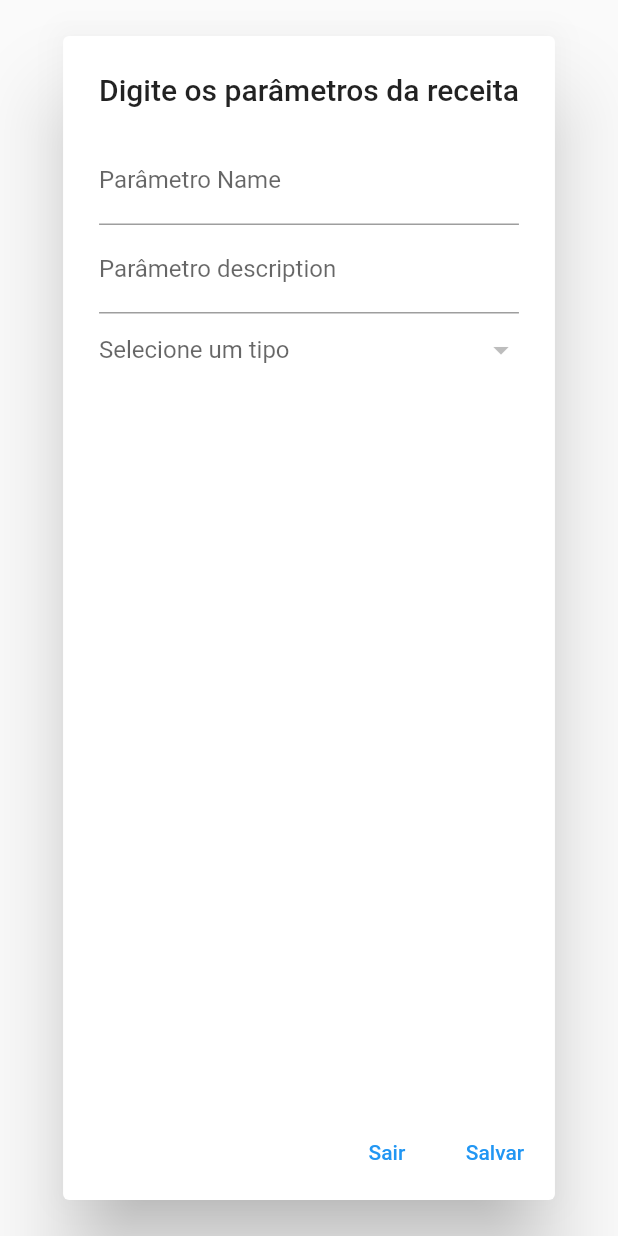
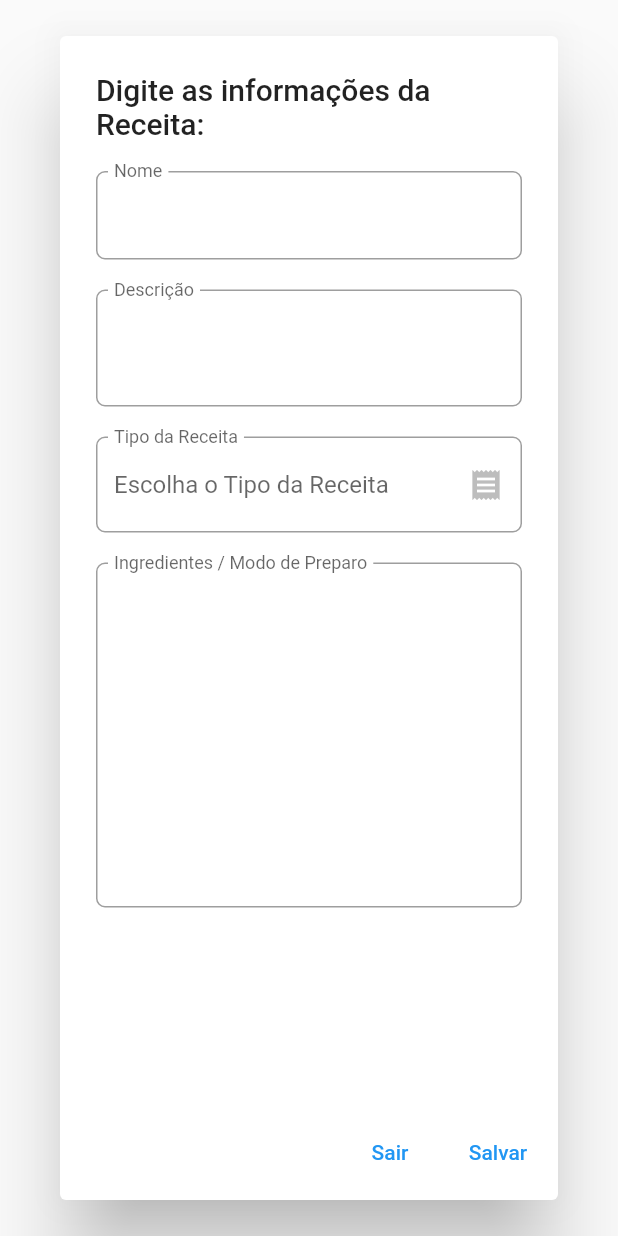
Before and after one commit to MatheusChristmann/baitafome, a Flutter app: the AddRecipeDialog widget shown alone on an empty page, opened directly, on a phone screen of 412 x 824 dp. Run offline on Flutter 3.47's test engine with Material 2 defaults, Android fonts, the light colour scheme and no system bars; our stand-ins replace floor, sqflite; missing offline and left inert: window_manager; accounts and stored records are empty; generated files the repository leaves out were written again.

Commit message:
#Customizando tela de adição de Receitas

```diff
--- a/lib/pages/addrecipe.dart
+++ b/lib/pages/addrecipe.dart
@@ -4,6 +4,7 @@ import 'package:baitafome/models/type.dart';
 import 'package:baitafome/main.dart';
 import 'package:baitafome/pages/mainpage.dart';
 import '../dao/database.dart';
+import 'package:flutter/services.dart';
 
 class AddRecipeDialog extends StatefulWidget {
   @override
@@ -13,11 +14,9 @@ class AddRecipeDialog extends StatefulWidget {
 class _AddRecipeDialogState extends State<AddRecipeDialog> {
   List<Type>? allowedTypes;
 
-  // Controller para o nome da receita
   final TextEditingController nameController = TextEditingController();
-
-// Controller para a descrição da receita
   final TextEditingController descriptionController = TextEditingController();
+  final TextEditingController ingredientsController = TextEditingController();
 
 // Objeto Type selecionado
   Type? selectedType;
@@ -29,8 +28,7 @@ class _AddRecipeDialogState extends State<AddRecipeDialog> {
   }
 
   Future<void> loadAllowedTypes() async {
-    final database =
-        await $FloorAppDatabase.databaseBuilder('baitafome.db').build();
+    final database = await $FloorAppDatabase.databaseBuilder('baitafome.db').build();
     final typeDao = database.typeDao;
     allowedTypes = await typeDao.findAllTypes();
     setState(() {});
@@ -43,21 +41,60 @@ class _AddRecipeDialogState extends State<AddRecipeDialog> {
     }
 
     return AlertDialog(
-      title: Text('Digite os parâmetros da receita'),
-      content: Column(
+      title: Text('Digite as informações da Receita:'),
+      content:  Container(
+        width: 540,
+        height: 600,
+        child: Column(
         children: [
+
           TextField(
             controller: nameController,
-            decoration: InputDecoration(labelText: 'Parâmetro Name'),
+            maxLength: 30,
+            maxLines: 1,
+            decoration: InputDecoration(
+              labelText: 'Nome',
+              floatingLabelBehavior: FloatingLabelBehavior.always,
+              counter: SizedBox.shrink(),
+              border: OutlineInputBorder(
+                borderRadius: BorderRadius.circular(6),
               ),
+            ),
+          ),
+
+          SizedBox(height: 20),
+
           TextField(
             controller: descriptionController,
-            decoration: InputDecoration(labelText: 'Parâmetro description'),
+            maxLines: 2,
+            maxLength: 100,
+            decoration: InputDecoration(
+              labelText: 'Descrição',
+              floatingLabelBehavior: FloatingLabelBehavior.always, // Mantém o rótulo fixo na parte superior
+              counter: SizedBox.shrink(),
+              border: OutlineInputBorder(
+                borderRadius: BorderRadius.circular(6),
               ),
+            ),
+            inputFormatters: [
+              FilteringTextInputFormatter.deny('\n'), // Bloqueia a entrada da tecla "Enter"
+            ],
+          ),
+
+          SizedBox(height: 20),
+
           SizedBox(
             width: double.infinity,
-              child: DropdownButton<Type>(
-                hint: Text('Selecione um tipo'),
+            child: DropdownButtonFormField<Type>(
+              isExpanded: true,
+              icon: const Icon(Icons.receipt),
+              hint: Text('Escolha o Tipo da Receita'),
+              decoration: InputDecoration(
+                label: Text('Tipo da Receita'),
+                border: OutlineInputBorder(
+                  borderRadius: BorderRadius.circular(6),
+                )
+              ),
               value: selectedType,
               onChanged: (Type? value) {
                 setState(() {
@@ -70,29 +107,44 @@ class _AddRecipeDialogState extends State<AddRecipeDialog> {
                   child: Text(type.description),
                 );
               }).toList(),
-                isExpanded: true,
-                underline: Container(), //Tira a linha de baixo
-              ))
+            )
+          ),
+
+          SizedBox(height: 20),
+
+          TextField(
+            controller: ingredientsController,
+            maxLines: 10,
+            maxLength: 1000,
+            decoration: InputDecoration(
+              labelText: 'Ingredientes / Modo de Preparo',
+              floatingLabelBehavior: FloatingLabelBehavior.always,
+              counter: SizedBox.shrink(),
+              border: OutlineInputBorder(
+                borderRadius: BorderRadius.circular(6),
+              ),
+            ),
+          ),
         ],
+      ),
       ),
       actions: [
         TextButton(
           child: Text('Sair'),
-          onPressed: () {
+          onPressed: (){
             Navigator.of(context).pop();
           },
         ),
         TextButton(
           child: Text('Salvar'),
           onPressed: () {
-            if (selectedType != null &&
-                descriptionController != '' &&
-                nameController != '') {
-              print('Parâmetro 1: ${nameController.text}');
-              print('Parâmetro 2: ${descriptionController.text}');
-              print('Parâmetro 3: ${selectedType!.id}');
-            } else {
-              print('Falta algum parametro');
+            if (selectedType != null && descriptionController.text.isNotEmpty && nameController.text.isNotEmpty) {
+              ScaffoldMessenger.of(context).showSnackBar(
+                SnackBar(
+                  content: Text('Receita adicionada com sucesso.'),
+                  backgroundColor: Colors.green,
+                ),
+              );
             }
             Navigator.of(context).pop();
           },
```
Also changed, not shown: lib/pages/mainpage.dart (+2 -18 lines). Lines whose indentation alone changed are shown as unchanged.
